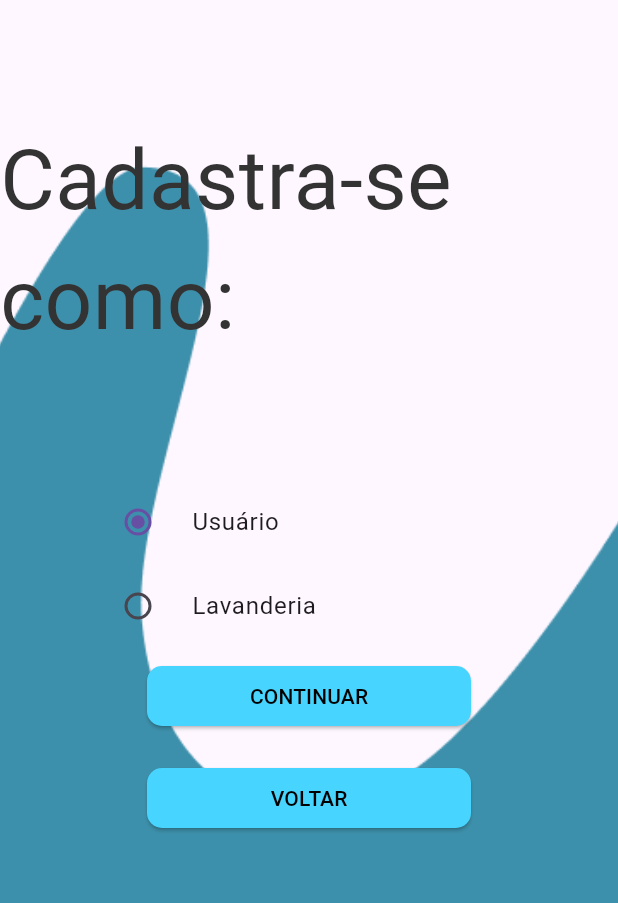
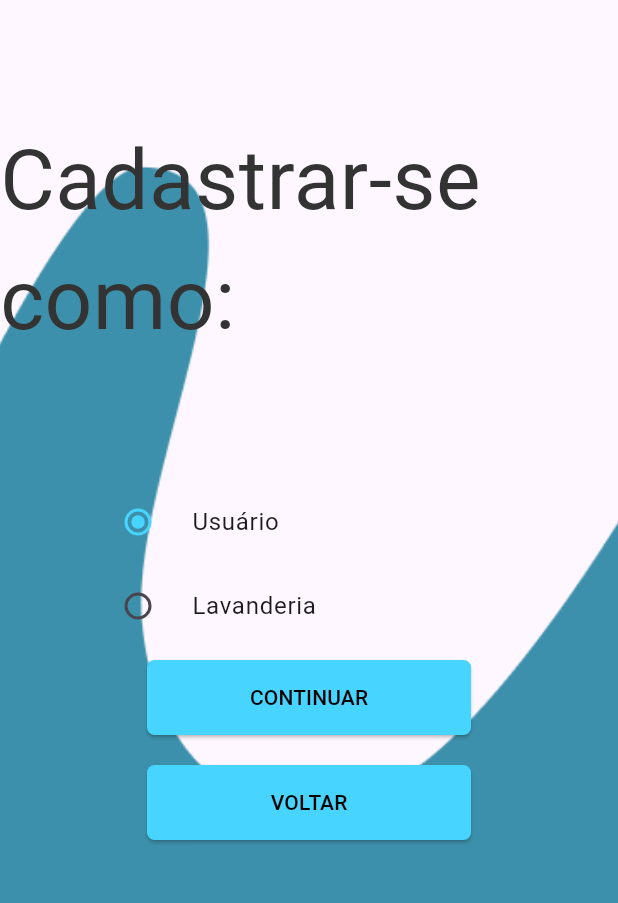
Before and after one commit to chclxds/easywash, a Flutter app: the screen it shows after launch, after a tap on "ENTRAR", after a tap on "CADASTRAR", on a phone screen of 412 x 824 dp, the part 84-987 px from its top. Run offline on Flutter 3.47's test engine with Material 2 defaults, Android fonts, the light colour scheme and no system bars; our stand-ins replace firebase_auth, firebase_core; accounts and stored records are empty; Roboto replaces fonts that are missing (Ubuntu).

Commit message:
V1
Mudanças principalmente esteticas: tamanho dos botões, arredondamento das bordas dos botões e mudança na cor do radioinput na registropage.dart

```diff
--- a/lib/cadastrapage.dart
+++ b/lib/cadastrapage.dart
@@ -111,7 +111,7 @@ class _CadastrarPageState extends State<CadastrarPage> {
                   },
                 ),
                 const SizedBox(
-                  height: 12,
+                  height: 20,
                 ),
                 ElevatedButton(
                   onPressed: () {
@@ -120,10 +120,10 @@ class _CadastrarPageState extends State<CadastrarPage> {
                     }
                   },
                   style: ElevatedButton.styleFrom(
-                    minimumSize: const Size(216, 40),
+                    minimumSize: const Size(216, 50),
                     backgroundColor: const Color.fromARGB(255, 71, 212, 255),
                     shape: RoundedRectangleBorder(
-                      borderRadius: BorderRadius.circular(10.0),
+                      borderRadius: BorderRadius.circular(5.0),
                     ),
                   ),
                   child: const Text('Cadastrar',
--- a/lib/cadastrapageuser.dart
+++ b/lib/cadastrapageuser.dart
@@ -110,7 +110,7 @@ class _CadastrarPageUserState extends State<CadastrarPageUser> {
                   },
                 ),
                 const SizedBox(
-                  height: 12,
+                  height: 20,
                 ),
                 ElevatedButton(
                   onPressed: () {
@@ -119,10 +119,10 @@ class _CadastrarPageUserState extends State<CadastrarPageUser> {
                     }
                   },
                   style: ElevatedButton.styleFrom(
-                    minimumSize: const Size(216, 40),
+                    minimumSize: const Size(216, 50),
                     backgroundColor: const Color.fromARGB(255, 71, 212, 255),
                     shape: RoundedRectangleBorder(
-                      borderRadius: BorderRadius.circular(10.0),
+                      borderRadius: BorderRadius.circular(5.0),
                     ),
                   ),
                   child: const Text('Cadastrar',
--- a/lib/loginpage.dart
+++ b/lib/loginpage.dart
@@ -63,7 +63,9 @@ class _LoginPageState extends State<LoginPage> {
                   height: 200,
                   width: 200,
                 ),
-                TextFormField(
+                SizedBox(
+                  width: 250,
+                  child: TextFormField(
                     controller: _emailController,
                     keyboardType: TextInputType.emailAddress,
                     decoration: const InputDecoration(
@@ -77,7 +79,10 @@ class _LoginPageState extends State<LoginPage> {
                       return null;
                     },
                   ),
-                TextFormField(
+                ),
+                SizedBox(
+                  width: 250,
+                  child: TextFormField(
                     controller: _senhaController,
                     keyboardType: TextInputType.visiblePassword,
                     obscureText: !_verSenha,
@@ -106,8 +111,9 @@ class _LoginPageState extends State<LoginPage> {
                       return null;
                     },
                   ),
+                ),
                 const SizedBox(
-                  height: 12,
+                  height: 20,
                 ),
                 ElevatedButton(
                   onPressed: () {
@@ -116,27 +122,27 @@ class _LoginPageState extends State<LoginPage> {
                     }
                   },
                   style: ElevatedButton.styleFrom(
-                    minimumSize: const Size(216, 40),
+                    minimumSize: const Size(216, 50),
                     backgroundColor: const Color.fromARGB(255, 71, 212, 255),
                     shape: RoundedRectangleBorder(
-                      borderRadius: BorderRadius.circular(10.0),
+                      borderRadius: BorderRadius.circular(5.0),
                     ),
                   ),
                   child: const Text('ENTRAR',
                       style: TextStyle(color: Colors.black)),
                 ),
                 const SizedBox(
-                  height: 12,
+                  height: 20,
                 ),
                 ElevatedButton(
                   onPressed: () {
                     cadastrar();
                   },
                   style: ElevatedButton.styleFrom(
-                    minimumSize: const Size(216, 40),
+                    minimumSize: const Size(216, 50),
                     backgroundColor: const Color.fromARGB(255, 71, 212, 255),
                     shape: RoundedRectangleBorder(
-                      borderRadius: BorderRadius.circular(10.0),
+                      borderRadius: BorderRadius.circular(5.0),
                     ),
                   ),
                   child: const Text('CADASTRAR',
--- a/lib/registropage.dart
+++ b/lib/registropage.dart
@@ -37,7 +37,7 @@ class _RegistroPageState extends State<RegistroPage> {
           const Center(
             heightFactor: 2,
             child: Text(
-              'Cadastra-se como:',
+              'Cadastrar-se como:',
               textDirection: TextDirection.ltr,
               style: TextStyle(
                 fontFamily: 'Ubuntu',
@@ -54,6 +54,7 @@ class _RegistroPageState extends State<RegistroPage> {
                   value: 1,
                   title: const Text("Usuário"),
                   groupValue: _tipocliente,
+                  activeColor: const Color.fromARGB(255, 71, 212, 255),
                   onChanged: (val) => setState(() {
                         _tipocliente = val!;
                       })),
@@ -61,6 +62,7 @@ class _RegistroPageState extends State<RegistroPage> {
                   value: 2,
                   title: const Text("Lavanderia"),
                   groupValue: _tipocliente,
+                  activeColor: const Color.fromARGB(255, 71, 212, 255),
                   onChanged: (val) => setState(() {
                         _tipocliente = val!;
                       })),
@@ -80,10 +82,10 @@ class _RegistroPageState extends State<RegistroPage> {
                 }
               },
               style: ElevatedButton.styleFrom(
-                  minimumSize: const Size(216, 40),
+                  minimumSize: const Size(216, 50),
                   backgroundColor: const Color.fromARGB(255, 71, 212, 255),
                   shape: RoundedRectangleBorder(
-                    borderRadius: BorderRadius.circular(10.0),
+                    borderRadius: BorderRadius.circular(5.0),
                   )),
               child: const Text("CONTINUAR",
                   style: TextStyle(color: Colors.black)),
@@ -96,10 +98,10 @@ class _RegistroPageState extends State<RegistroPage> {
                 voltar();
               },
               style: ElevatedButton.styleFrom(
-                minimumSize: const Size(216, 40),
+                minimumSize: const Size(216, 50),
                 backgroundColor: const Color.fromARGB(255, 71, 212, 255),
                 shape: RoundedRectangleBorder(
-                  borderRadius: BorderRadius.circular(10.0),
+                  borderRadius: BorderRadius.circular(5.0),
                 ),
               ),
               child:
```
Also changed, not shown: lib/contratopage.dart (+4 -4 lines), lib/editarservicos.dart (+5 -5 lines), lib/homepage.dart (+8 -8 lines), lib/servicos.dart (+5 -5 lines), lib/visualizarservico.dart (+9 -9 lines), 10 other files. Lines whose indentation alone changed are shown as unchanged.
